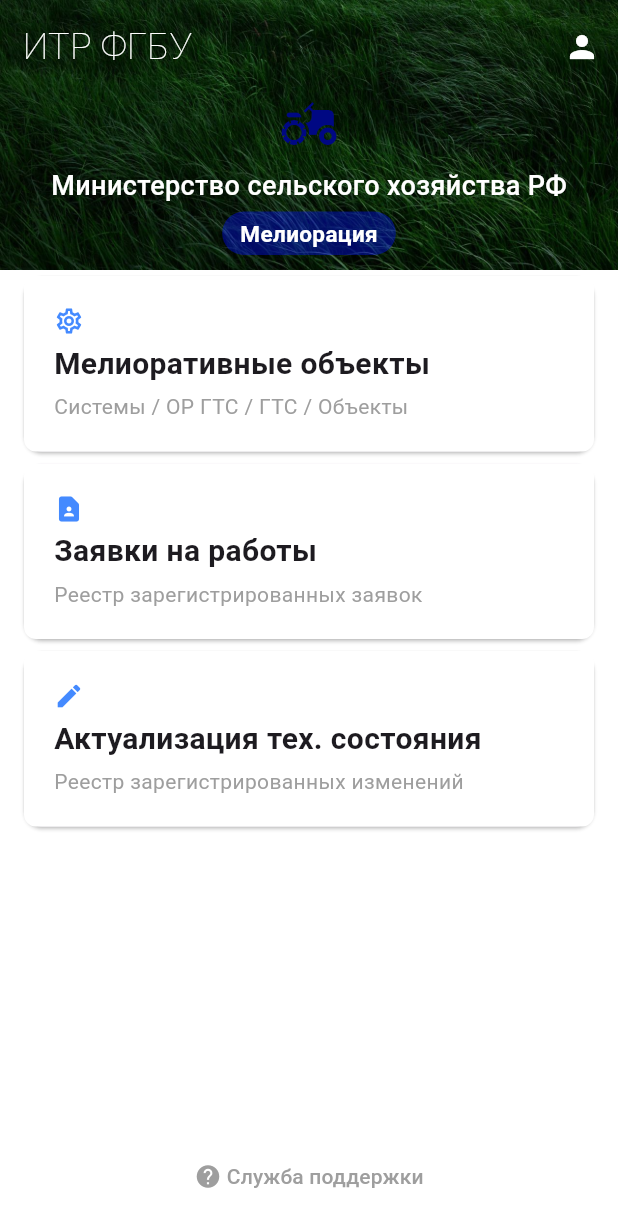
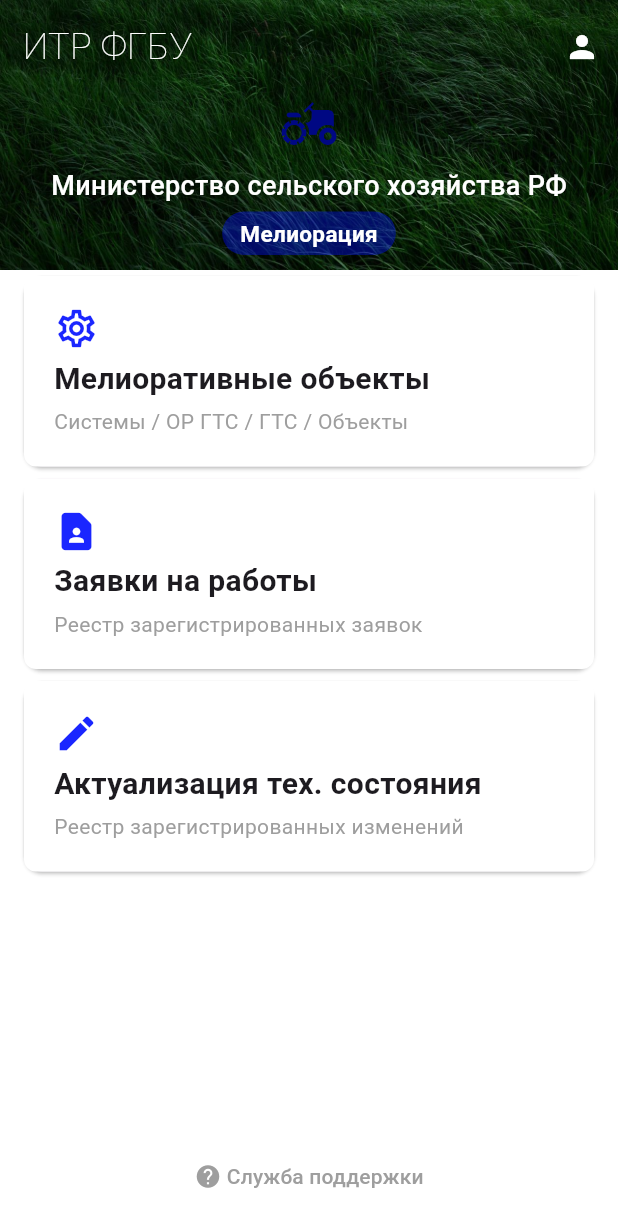
Before and after one commit to NikitaOomory/mobile_melioration, a Flutter app: the screen it shows after launch, on a phone screen of 412 x 824 dp. Shown: the top 1227 px of the screen. Run offline on Flutter 3.47's test engine with Material 3 defaults, Android fonts, the phone set to English and light mode, and no system bars.

Commit message:
Редактирование карточек на главном экране

```diff
--- a/lib/MainScreen/View/scaffold_main_screen.dart
+++ b/lib/MainScreen/View/scaffold_main_screen.dart
@@ -37,7 +37,18 @@ class _MainScreenScaffold extends State<MainScreenScaffold>{
             children: [
             Icon(Icons.help, color: Colors.grey,),
             Text(' Служба поддержки', style: TextStyle(color: Colors.grey),)
-        ],)),
+            ],),
+          style: ButtonStyle(
+            backgroundColor: MaterialStateProperty.resolveWith<Color?>(
+                  (Set<MaterialState> states) {
+                if (states.contains(MaterialState.pressed)) {
+                  return const Color.fromARGB(29, 120, 120, 120); // Цвет фона при нажатии
+                }
+                return null; // Цвет фона по умолчанию (или null для прозрачного фона)
+              },
+            ),
+          ),
+        ),
       ),
     );
   }
--- a/lib/MainScreen/Widgets/card_main_fun.dart
+++ b/lib/MainScreen/Widgets/card_main_fun.dart
@@ -22,7 +22,8 @@ class CardMainFun extends StatelessWidget {
           decoration: BoxDecoration(color: Colors.white, borderRadius: BorderRadius.circular(8),),
           padding: EdgeInsets.all(20),
           child:Column(children: [
-            Row(children: [Icon(icon, size: 20, color: Colors.blueAccent),],),
+            Row(children: [Icon(icon, size: 30, color: const Color.fromARGB(
+                229, 0, 13, 255),),],),
             SizedBox(height: 4),
             Row(children: [Text(title, style: TextStyle(fontSize: 20, fontWeight: FontWeight.bold),),],),
             SizedBox(height: 4),
```
Lines whose indentation alone changed are shown as unchanged.
